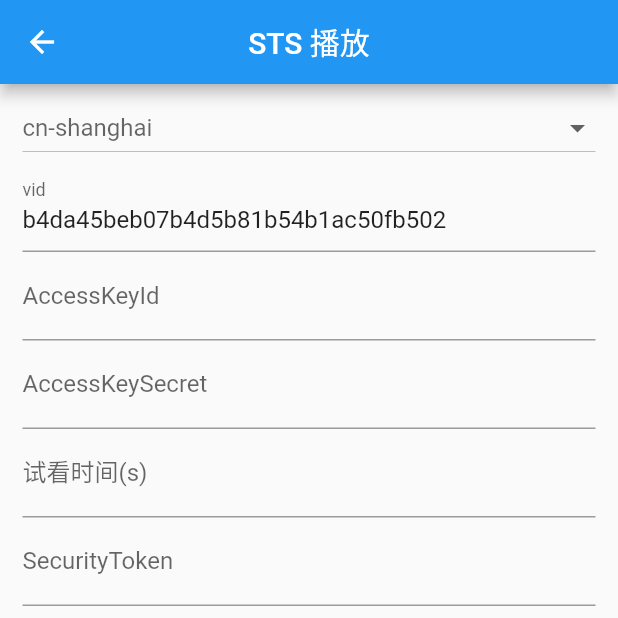
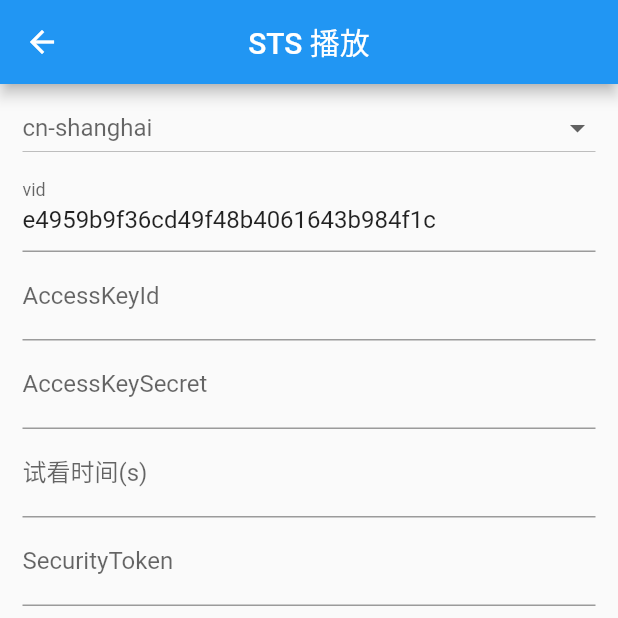
Before and after one commit to GeekTR/flutter_aliplayer, a Flutter app: the screen it shows after launch, after a tap on "STS播放", on a phone screen of 412 x 824 dp, the top half of it. Run offline on Flutter 3.47's test engine with Material 2 defaults, Android fonts, the phone set to English and light mode, and no system bars; our stand-ins replace dio, fluttertoast, pull_to_refresh, sqflite; missing offline and left inert: qrcode_reader; accounts and stored records are empty; network calls fail; project files that could hold a hidden picture were left out.

Commit message:
fix:私有加密视频无法缓存

```diff
--- a/example/lib/config.dart
+++ b/example/lib/config.dart
@@ -40,7 +40,7 @@ enum VideoShowMode { Grid, Srceen }
 ///播放源相关
 class DataSourceRelated {
   static const String DEFAULT_REGION = "cn-shanghai";
-  static const String DEFAULT_VID = "b4da45beb07b4d5b81b54b1ac50fb502"; //多码率
+  static const String DEFAULT_VID = "e4959b9f36cd49f48b4061643b984f1c"; //多码率
   // static const String DEFAULT_VID = "7a27bd5a62d546cc9a36137133a3711c"; //进度条不完整
 
   static const String DEFAULT_URL =
--- a/example/lib/page/home_page.dart
+++ b/example/lib/page/home_page.dart
@@ -44,6 +44,11 @@ class _MyAppState extends State<HomePage> {
     if (Platform.isAndroid) {
       var bytes = await rootBundle.load("assets/encryptedApp.dat");
       // getExternalStorageDirectories
+      FlutterAliPlayerFactory flutterAliPlayerFactory =
+          FlutterAliPlayerFactory();
+      flutterAliPlayerFactory.initService(bytes.buffer.asUint8List());
+    }else if(Platform.isIOS){
+      var bytes = await rootBundle.load("assets/encryptedApp_ios.dat");
       FlutterAliPlayerFactory flutterAliPlayerFactory =
           FlutterAliPlayerFactory();
       flutterAliPlayerFactory.initService(bytes.buffer.asUint8List());
--- a/example/pubspec.yaml
+++ b/example/pubspec.yaml
@@ -52,6 +52,7 @@ flutter:
   # To add assets to your application, add an assets section, like this:
   assets:
     - assets/encryptedApp.dat
+    - assets/encryptedApp_ios.dat
   #   - images/a_dot_ham.jpeg
 
   # An image asset can refer to one or more resolution-specific "variants", see
```
Also changed, not shown: pubspec.lock, 3 other files.
